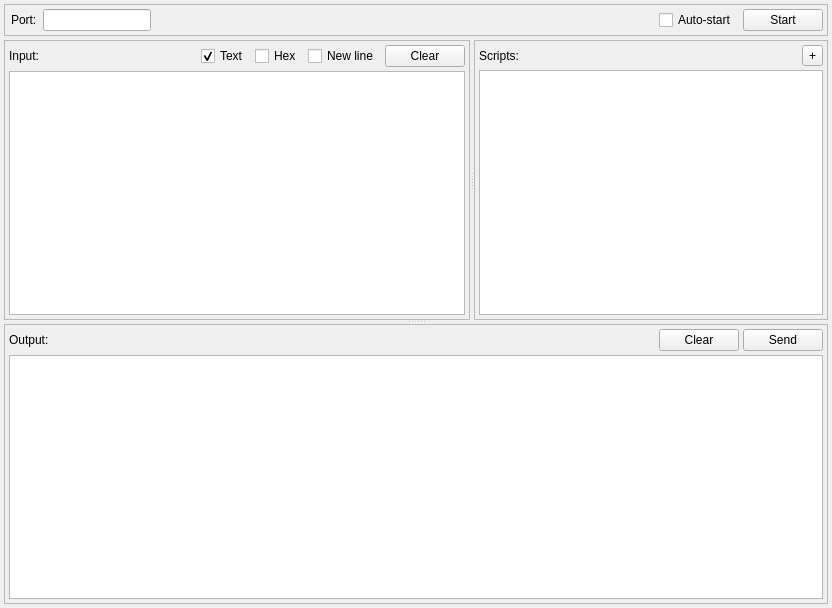
This is src/widgets/connectionwidget.ui in agafon0ff/ConnectionTester as Qt 5 draws it before an edit. The edited form follows.
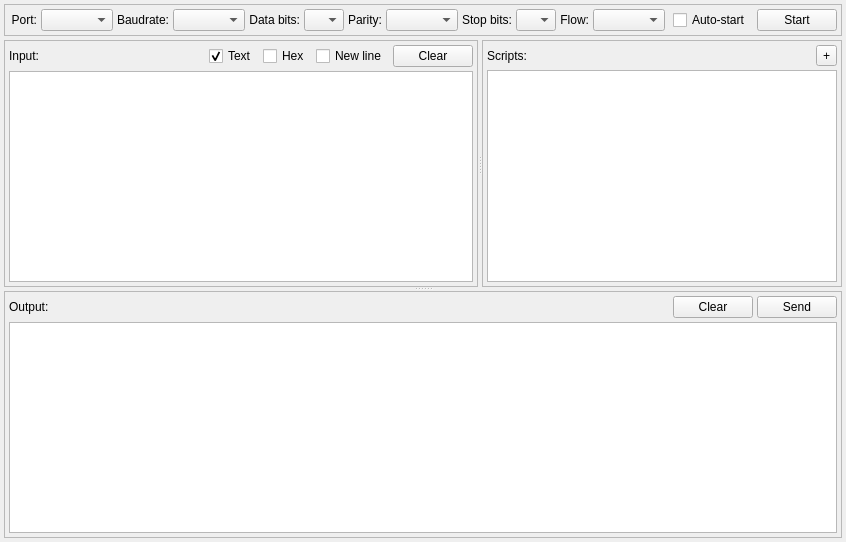
This is the edited form. Icons and pictures are not drawn.

Commit message: Start to add Serial port connection

```diff
--- a/src/widgets/connectionwidget.ui
+++ b/src/widgets/connectionwidget.ui
@@ -6,10 +6,16 @@
    <rect>
     <x>0</x>
     <y>0</y>
-    <width>832</width>
-    <height>608</height>
+    <width>822</width>
+    <height>542</height>
    </rect>
   </property>
+  <property name="minimumSize">
+   <size>
+    <width>0</width>
+    <height>0</height>
+   </size>
+  </property>
   <property name="windowTitle">
    <string>Form</string>
   </property>
@@ -59,7 +65,7 @@
       <item>
        <widget class="QStackedWidget" name="stackedWidgetSettings">
         <property name="currentIndex">
-         <number>0</number>
+         <number>3</number>
         </property>
         <widget class="QWidget" name="pageTcpServer">
          <layout class="QHBoxLayout" name="horizontalLayout_4" stretch="0,0,1">
@@ -231,6 +237,165 @@
           </item>
          </layout>
         </widget>
+        <widget class="QWidget" name="pageSerialPort">
+         <layout class="QHBoxLayout" name="horizontalLayout_8" stretch="1,5,1,3,1,2,1,2,1,2,1,2">
+          <property name="spacing">
+           <number>4</number>
+          </property>
+          <property name="leftMargin">
+           <number>2</number>
+          </property>
+          <property name="topMargin">
+           <number>0</number>
+          </property>
+          <property name="rightMargin">
+           <number>2</number>
+          </property>
+          <property name="bottomMargin">
+           <number>0</number>
+          </property>
+          <item>
+           <widget class="QLabel" name="label_4">
+            <property name="sizePolicy">
+             <sizepolicy hsizetype="MinimumExpanding" vsizetype="Preferred">
+              <horstretch>0</horstretch>
+              <verstretch>0</verstretch>
+             </sizepolicy>
+            </property>
+            <property name="text">
+             <string>Port:</string>
+            </property>
+            <property name="alignment">
+             <set>Qt::AlignRight|Qt::AlignTrailing|Qt::AlignVCenter</set>
+            </property>
+           </widget>
+          </item>
+          <item>
+           <widget class="QComboBox" name="comboBoxPortName"/>
+          </item>
+          <item>
+           <widget class="QLabel" name="label_8">
+            <property name="sizePolicy">
+             <sizepolicy hsizetype="MinimumExpanding" vsizetype="Preferred">
+              <horstretch>0</horstretch>
+              <verstretch>0</verstretch>
+             </sizepolicy>
+            </property>
+            <property name="text">
+             <string>Baudrate:</string>
+            </property>
+            <property name="alignment">
+             <set>Qt::AlignRight|Qt::AlignTrailing|Qt::AlignVCenter</set>
+            </property>
+           </widget>
+          </item>
+          <item>
+           <widget class="QComboBox" name="comboBoxBaudrate"/>
+          </item>
+          <item>
+           <widget class="QLabel" name="label_9">
+            <property name="sizePolicy">
+             <sizepolicy hsizetype="MinimumExpanding" vsizetype="Preferred">
+              <horstretch>0</horstretch>
+              <verstretch>0</verstretch>
+             </sizepolicy>
+            </property>
+            <property name="text">
+             <string>Data bits:</string>
+            </property>
+            <property name="alignment">
+             <set>Qt::AlignRight|Qt::AlignTrailing|Qt::AlignVCenter</set>
+            </property>
+           </widget>
+          </item>
+          <item>
+           <widget class="QComboBox" name="comboBoxDataBits">
+            <property name="sizePolicy">
+             <sizepolicy hsizetype="Ignored" vsizetype="Fixed">
+              <horstretch>0</horstretch>
+              <verstretch>0</verstretch>
+             </sizepolicy>
+            </property>
+            <property name="minimumSize">
+             <size>
+              <width>40</width>
+              <height>0</height>
+             </size>
+            </property>
+           </widget>
+          </item>
+          <item>
+           <widget class="QLabel" name="label_10">
+            <property name="sizePolicy">
+             <sizepolicy hsizetype="MinimumExpanding" vsizetype="Preferred">
+              <horstretch>0</horstretch>
+              <verstretch>0</verstretch>
+             </sizepolicy>
+            </property>
+            <property name="text">
+             <string>Parity:</string>
+            </property>
+            <property name="alignment">
+             <set>Qt::AlignRight|Qt::AlignTrailing|Qt::AlignVCenter</set>
+            </property>
+           </widget>
+          </item>
+          <item>
+           <widget class="QComboBox" name="comboBoxParity"/>
+          </item>
+          <item>
+           <widget class="QLabel" name="label_11">
+            <property name="sizePolicy">
+             <sizepolicy hsizetype="MinimumExpanding" vsizetype="Preferred">
+              <horstretch>0</horstretch>
+              <verstretch>0</verstretch>
+             </sizepolicy>
+            </property>
+            <property name="text">
+             <string>Stop bits:</string>
+            </property>
+            <property name="alignment">
+             <set>Qt::AlignRight|Qt::AlignTrailing|Qt::AlignVCenter</set>
+            </property>
+           </widget>
+          </item>
+          <item>
+           <widget class="QComboBox" name="comboBoxStopBits">
+            <property name="sizePolicy">
+             <sizepolicy hsizetype="Ignored" vsizetype="Fixed">
+              <horstretch>0</horstretch>
+              <verstretch>0</verstretch>
+             </sizepolicy>
+            </property>
+            <property name="minimumSize">
+             <size>
+              <width>40</width>
+              <height>0</height>
+             </size>
+            </property>
+           </widget>
+          </item>
+          <item>
+           <widget class="QLabel" name="label_12">
+            <property name="sizePolicy">
+             <sizepolicy hsizetype="MinimumExpanding" vsizetype="Preferred">
+              <horstretch>0</horstretch>
+              <verstretch>0</verstretch>
+             </sizepolicy>
+            </property>
+            <property name="text">
+             <string>Flow:</string>
+            </property>
+            <property name="alignment">
+             <set>Qt::AlignRight|Qt::AlignTrailing|Qt::AlignVCenter</set>
+            </property>
+           </widget>
+          </item>
+          <item>
+           <widget class="QComboBox" name="comboBoxFlowControl"/>
+          </item>
+         </layout>
+        </widget>
        </widget>
       </item>
       <item>
```
The commit also changes 11 other files.
